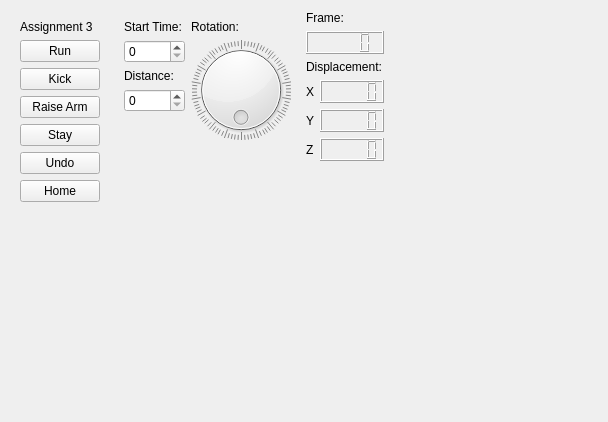
Above: resources/widget/Assignment3Widget/widget.ui from ryeleo/ChernoffFaceAnimator before the change. Below: the same form after it.
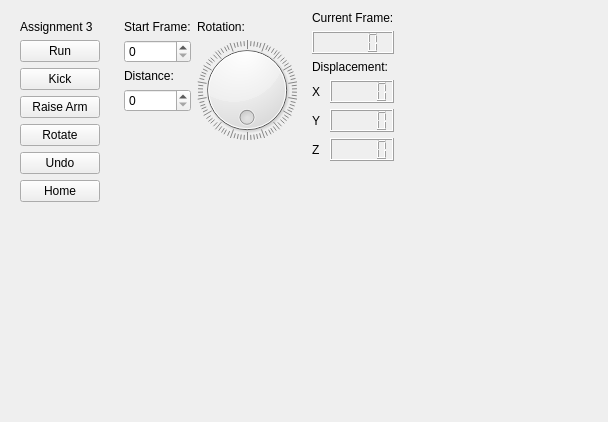
That is the form after the change.

What changed in the file:
```diff
--- a/resources/widget/Assignment3Widget/widget.ui
+++ b/resources/widget/Assignment3Widget/widget.ui
@@ -48,7 +48,7 @@
       <item>
        <widget class="QPushButton" name="stayBtn">
         <property name="text">
-         <string>Stay</string>
+         <string>Rotate</string>
         </property>
        </widget>
       </item>
@@ -103,7 +103,7 @@
         <item>
          <widget class="QLabel" name="label_5">
           <property name="text">
-           <string>Start Time:</string>
+           <string>Start Frame:</string>
           </property>
          </widget>
         </item>
@@ -191,7 +191,7 @@
      <item>
       <widget class="QLabel" name="label_4">
        <property name="text">
-        <string>Frame:</string>
+        <string>Current Frame:</string>
        </property>
       </widget>
      </item>
```
Left out of the diff: 20 changed lines with no effect on the pictures.
